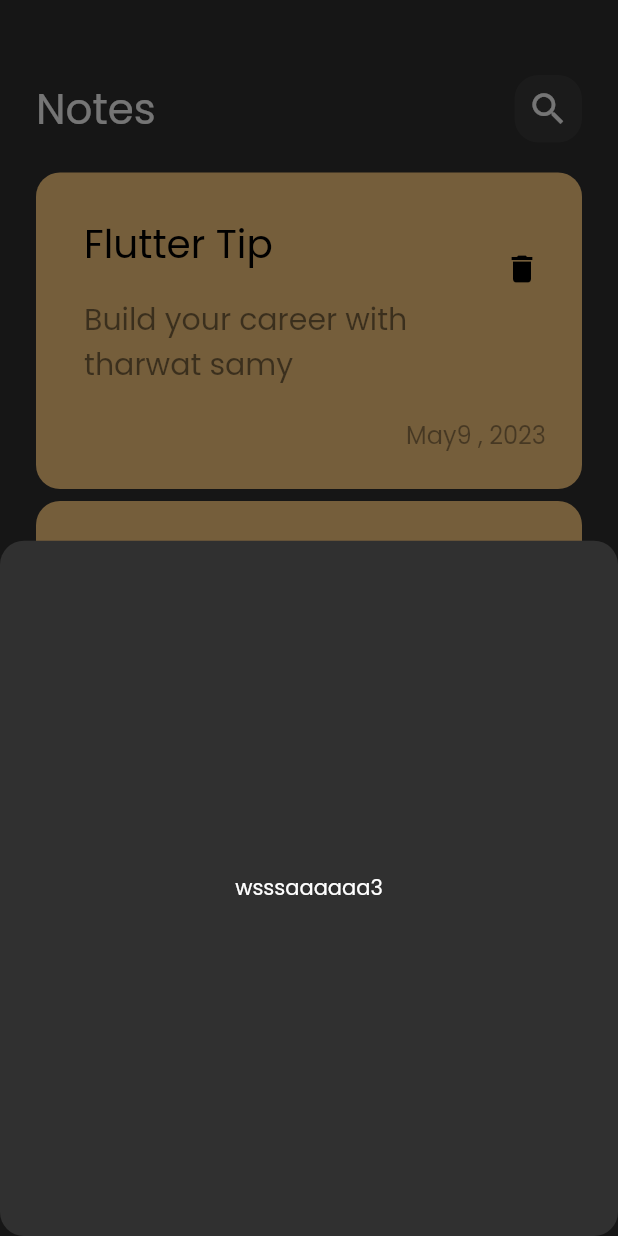
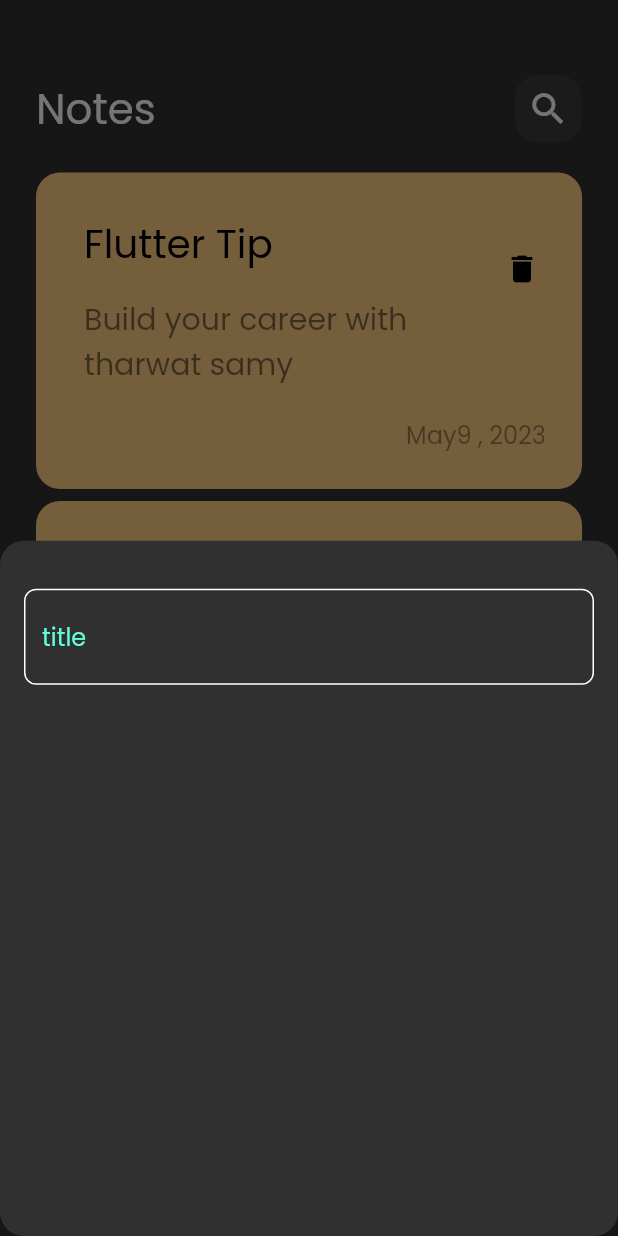
Before and after one commit to Ahmedezzat94/note_app1, a Flutter app: the screen it shows after launch, after a tap on the "add" icon, on a phone screen of 412 x 824 dp. Run offline on Flutter 3.47's test engine with Material 2 defaults, Android fonts, the phone set to English and light mode, and no system bars.

Commit message:
create custom text field and color constants dart file

```diff
--- /dev/null
+++ b/lib/constanse.dart
@@ -0,0 +1,3 @@
+import 'package:flutter/animation.dart';
+
+const kPrimaryColor = Color(0xff62FCD7);
--- a/lib/views/widgets/add_note_bottom_sheet.dart
+++ b/lib/views/widgets/add_note_bottom_sheet.dart
@@ -1,13 +1,20 @@
 import 'package:flutter/cupertino.dart';
+import 'package:flutter/material.dart';
+
+import 'custom_text_field.dart';
 
 class AddNoteBottomSheet extends StatelessWidget {
   const AddNoteBottomSheet({Key? key}) : super(key: key);
 
   @override
   Widget build(BuildContext context) {
-    return  Container(
-      child: Center(
-        child: Text("wsssaaaaaa3"),
+    return  Padding(
+      padding:const EdgeInsets.symmetric(horizontal:16),
+      child: Column(
+        children: [
+          const SizedBox(height:32,),
+          CustomTextField()
+        ],
       ),
     );
   }
--- /dev/null
+++ b/lib/views/widgets/custom_text_field.dart
@@ -0,0 +1,28 @@
+import 'package:flutter/material.dart';
+
+import '../../constanse.dart';
+
+class CustomTextField extends StatelessWidget {
+  String? hintText;
+   CustomTextField({Key? key,this.hintText}) : super(key: key);
+
+  @override
+  Widget build(BuildContext context) {
+    return TextField(
+      cursorColor:kPrimaryColor,
+      decoration:InputDecoration(
+        border:buildBorder(),
+            enabledBorder:buildBorder(),
+            focusedBorder:buildBorder(kPrimaryColor),
+            hintText:"title",
+          hintStyle: const TextStyle(color:kPrimaryColor)
+      ),
+    );
+  }
+}
+OutlineInputBorder buildBorder ([color]){
+  return OutlineInputBorder(
+    borderRadius:BorderRadius.circular(8),
+    borderSide:BorderSide(color: color ?? Colors.white)
+  );
+}
```
